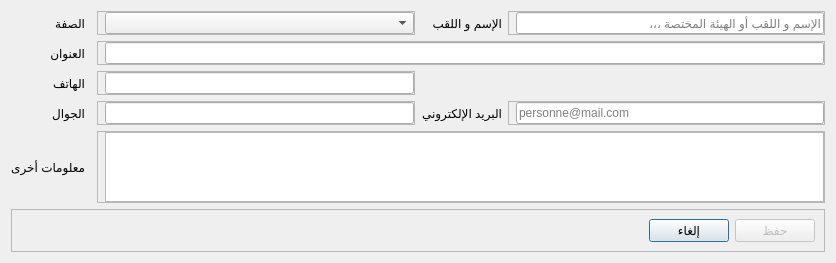
First picture: the form in ui/widgets/form_client.ui, repository dukehub/baillif_app_v2, before the edit.
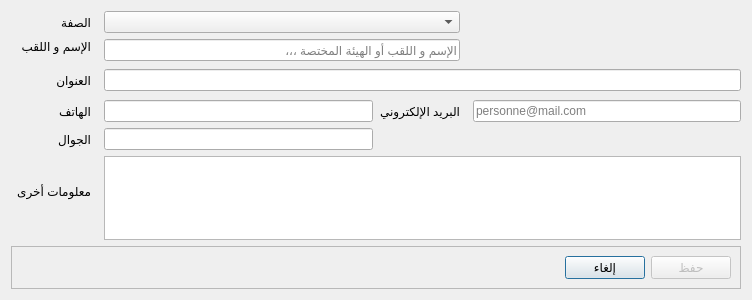
Second picture: the form after the edit. Icons and pictures are not drawn.

What changed in the file:
```diff
--- a/ui/widgets/form_client.ui
+++ b/ui/widgets/form_client.ui
@@ -6,8 +6,8 @@
    <rect>
     <x>0</x>
     <y>0</y>
-    <width>836</width>
-    <height>263</height>
+    <width>752</width>
+    <height>300</height>
    </rect>
   </property>
   <property name="windowTitle">
@@ -18,244 +18,178 @@
     <normaloff>:/icons/icons/users.png</normaloff>:/icons/icons/users.png</iconset>
   </property>
   <layout class="QGridLayout" name="gridLayout">
-   <item row="7" column="0">
-    <widget class="QLabel" name="label_6">
-     <property name="text">
-      <string>الجوال</string>
-     </property>
-    </widget>
-   </item>
-   <item row="4" column="2">
-    <widget class="QFrame" name="frame_6">
-     <property name="frameShape">
-      <enum>QFrame::Shape::StyledPanel</enum>
-     </property>
-     <property name="frameShadow">
-      <enum>QFrame::Shadow::Raised</enum>
-     </property>
-     <layout class="QHBoxLayout" name="horizontalLayout_6">
-      <property name="spacing">
-       <number>0</number>
-      </property>
-      <property name="leftMargin">
-       <number>0</number>
-      </property>
-      <property name="topMargin">
-       <number>0</number>
-      </property>
-      <property name="rightMargin">
-       <number>0</number>
-      </property>
-      <property name="bottomMargin">
-       <number>0</number>
-      </property>
-      <item>
-       <widget class="QLabel" name="error_phone">
-        <property name="text">
-         <string/>
-        </property>
-       </widget>
-      </item>
-      <item>
-       <widget class="QLineEdit" name="le_phone">
-        <property name="inputMask">
-         <string>999 99 99 99</string>
-        </property>
-        <property name="placeholderText">
-         <string>xxx xx xx xx</string>
-        </property>
-       </widget>
-      </item>
-     </layout>
-    </widget>
-   </item>
-   <item row="4" column="0">
-    <widget class="QLabel" name="label_4">
-     <property name="text">
-      <string>الهاتف</string>
-     </property>
-    </widget>
-   </item>
-   <item row="1" column="2">
-    <widget class="QFrame" name="frame_2">
-     <property name="frameShape">
-      <enum>QFrame::Shape::StyledPanel</enum>
-     </property>
-     <property name="frameShadow">
-      <enum>QFrame::Shadow::Raised</enum>
-     </property>
-     <layout class="QHBoxLayout" name="horizontalLayout_2">
-      <property name="spacing">
-       <number>0</number>
-      </property>
-      <property name="leftMargin">
-       <number>0</number>
-      </property>
-      <property name="topMargin">
-       <number>0</number>
-      </property>
-      <property name="rightMargin">
-       <number>0</number>
-      </property>
-      <property name="bottomMargin">
-       <number>0</number>
-      </property>
-      <item>
-       <widget class="QLabel" name="error_legal_status">
-        <property name="text">
-         <string/>
-        </property>
-       </widget>
-      </item>
-      <item>
-       <widget class="QComboBox" name="cb_legal_status">
-        <property name="sizePolicy">
-         <sizepolicy hsizetype="Expanding" vsizetype="Fixed">
-          <horstretch>0</horstretch>
-          <verstretch>0</verstretch>
-         </sizepolicy>
-        </property>
-        <property name="placeholderText">
-         <string>تحـديد الصفة ،،،</string>
-        </property>
-       </widget>
-      </item>
-     </layout>
-    </widget>
-   </item>
-   <item row="1" column="0">
-    <widget class="QLabel" name="label">
+   <item row="0" column="1">
+    <widget class="QLabel" name="label_12">
      <property name="text">
       <string>الصفة</string>
      </property>
     </widget>
    </item>
-   <item row="1" column="3">
-    <widget class="QLabel" name="label_2">
+   <item row="6" column="4">
+    <layout class="QHBoxLayout" name="horizontalLayout_7">
+     <property name="spacing">
+      <number>0</number>
+     </property>
+     <item>
+      <widget class="QLabel" name="error_mail">
+       <property name="text">
+        <string/>
+       </property>
+      </widget>
+     </item>
+     <item>
+      <widget class="QLineEdit" name="le_mail">
+       <property name="text">
+        <string/>
+       </property>
+       <property name="maxLength">
+        <number>32767</number>
+       </property>
+       <property name="placeholderText">
+        <string>personne@mail.com</string>
+       </property>
+      </widget>
+     </item>
+    </layout>
+   </item>
+   <item row="9" column="1" rowspan="2">
+    <widget class="QLabel" name="label_9">
+     <property name="text">
+      <string>معلومات أخرى</string>
+     </property>
+    </widget>
+   </item>
+   <item row="8" column="2" rowspan="2">
+    <layout class="QHBoxLayout" name="horizontalLayout_4">
+     <property name="spacing">
+      <number>0</number>
+     </property>
+     <item>
+      <widget class="QLabel" name="error_mobile">
+       <property name="text">
+        <string/>
+       </property>
+      </widget>
+     </item>
+     <item>
+      <widget class="QLineEdit" name="le_mobile">
+       <property name="inputMask">
+        <string>9999 99 99 99</string>
+       </property>
+       <property name="placeholderText">
+        <string>9999 99 99 99</string>
+       </property>
+      </widget>
+     </item>
+    </layout>
+   </item>
+   <item row="8" column="0" rowspan="2" colspan="2">
+    <widget class="QLabel" name="label_14">
+     <property name="text">
+      <string>الجوال</string>
+     </property>
+    </widget>
+   </item>
+   <item row="4" column="1">
+    <widget class="QLabel" name="label_11">
+     <property name="text">
+      <string>العنوان</string>
+     </property>
+    </widget>
+   </item>
+   <item row="0" column="2" colspan="2">
+    <layout class="QHBoxLayout" name="horizontalLayout_9">
+     <property name="spacing">
+      <number>0</number>
+     </property>
+     <item>
+      <widget class="QLabel" name="error_legal_status">
+       <property name="text">
+        <string/>
+       </property>
+      </widget>
+     </item>
+     <item>
+      <widget class="QComboBox" name="cb_legal_status">
+       <property name="sizePolicy">
+        <sizepolicy hsizetype="Expanding" vsizetype="Fixed">
+         <horstretch>0</horstretch>
+         <verstretch>0</verstretch>
+        </sizepolicy>
+       </property>
+       <property name="placeholderText">
+        <string>تحـديد الصفة ،،،</string>
+       </property>
+      </widget>
+     </item>
+    </layout>
+   </item>
+   <item row="3" column="2" rowspan="3" colspan="3">
+    <layout class="QHBoxLayout" name="horizontalLayout_10">
+     <property name="spacing">
+      <number>0</number>
+     </property>
+     <item>
+      <widget class="QLabel" name="error_address">
+       <property name="text">
+        <string/>
+       </property>
+      </widget>
+     </item>
+     <item>
+      <widget class="QLineEdit" name="le_address"/>
+     </item>
+    </layout>
+   </item>
+   <item row="1" column="2" rowspan="2" colspan="2">
+    <layout class="QHBoxLayout" name="horizontalLayout_6">
+     <property name="spacing">
+      <number>0</number>
+     </property>
+     <item>
+      <widget class="QLabel" name="error_full_name">
+       <property name="text">
+        <string/>
+       </property>
+      </widget>
+     </item>
+     <item>
+      <widget class="QLineEdit" name="le_full_name">
+       <property name="placeholderText">
+        <string>الإسم و اللقب أو الهيئة المختصة ،،،</string>
+       </property>
+      </widget>
+     </item>
+    </layout>
+   </item>
+   <item row="1" column="1">
+    <widget class="QLabel" name="label_15">
      <property name="text">
       <string>الإسم و اللقب</string>
      </property>
     </widget>
    </item>
-   <item row="7" column="3">
-    <widget class="QLabel" name="label_5">
+   <item row="11" column="2">
+    <spacer name="verticalSpacer">
+     <property name="orientation">
+      <enum>Qt::Orientation::Vertical</enum>
+     </property>
+     <property name="sizeHint" stdset="0">
+      <size>
+       <width>20</width>
+       <height>40</height>
+      </size>
+     </property>
+    </spacer>
+   </item>
+   <item row="6" column="3">
+    <widget class="QLabel" name="label_10">
      <property name="text">
       <string>البريد الإلكتروني</string>
      </property>
     </widget>
    </item>
-   <item row="7" column="2">
-    <widget class="QFrame" name="frame_7">
-     <property name="sizePolicy">
-      <sizepolicy hsizetype="Expanding" vsizetype="Preferred">
-       <horstretch>0</horstretch>
-       <verstretch>0</verstretch>
-      </sizepolicy>
-     </property>
-     <property name="frameShape">
-      <enum>QFrame::Shape::StyledPanel</enum>
-     </property>
-     <property name="frameShadow">
-      <enum>QFrame::Shadow::Raised</enum>
-     </property>
-     <layout class="QHBoxLayout" name="horizontalLayout_7">
-      <property name="spacing">
-       <number>0</number>
-      </property>
-      <property name="leftMargin">
-       <number>0</number>
-      </property>
-      <property name="topMargin">
-       <number>0</number>
-      </property>
-      <property name="rightMargin">
-       <number>0</number>
-      </property>
-      <property name="bottomMargin">
-       <number>0</number>
-      </property>
-      <item>
-       <widget class="QLabel" name="error_mobile">
-        <property name="text">
-         <string/>
-        </property>
-       </widget>
-      </item>
-      <item>
-       <widget class="QLineEdit" name="le_mobile">
-        <property name="inputMask">
-         <string>9999 99 99 99</string>
-        </property>
-        <property name="placeholderText">
-         <string>9999 99 99 99</string>
-        </property>
-       </widget>
-      </item>
-     </layout>
-    </widget>
-   </item>
-   <item row="3" column="0">
-    <widget class="QLabel" name="label_3">
-     <property name="text">
-      <string>العنوان</string>
-     </property>
-    </widget>
-   </item>
-   <item row="7" column="4">
-    <widget class="QFrame" name="frame_5">
-     <property name="frameShape">
-      <enum>QFrame::Shape::StyledPanel</enum>
-     </property>
-     <property name="frameShadow">
-      <enum>QFrame::Shadow::Raised</enum>
-     </property>
-     <layout class="QHBoxLayout" name="horizontalLayout_5">
-      <property name="spacing">
-       <number>0</number>
-      </property>
-      <property name="leftMargin">
-       <number>0</number>
-      </property>
-      <property name="topMargin">
-       <number>0</number>
-      </property>
-      <property name="rightMargin">
-       <number>0</number>
-      </property>
-      <property name="bottomMargin">
-       <number>0</number>
-      </property>
-      <item>
-       <widget class="QLabel" name="error_mail">
-        <property name="text">
-         <string/>
-        </property>
-       </widget>
-      </item>
-      <item>
-       <widget class="QLineEdit" name="le_mail">
-        <property name="text">
-         <string/>
-        </property>
-        <property name="maxLength">
-         <number>32767</number>
-        </property>
-        <property name="placeholderText">
-         <string>personne@mail.com</string>
-        </property>
-       </widget>
-      </item>
-     </layout>
-    </widget>
-   </item>
-   <item row="11" column="0">
-    <widget class="QLabel" name="label_7">
-     <property name="text">
-      <string>معلومات أخرى</string>
-     </property>
-    </widget>
-   </item>
-   <item row="16" column="0" colspan="5">
+   <item row="12" column="0" colspan="5">
     <widget class="QFrame" name="frame">
      <property name="frameShape">
       <enum>QFrame::Shape::StyledPanel</enum>
@@ -297,139 +231,59 @@
      </layout>
     </widget>
    </item>
-   <item row="12" column="4">
-    <spacer name="verticalSpacer">
-     <property name="orientation">
-      <enum>Qt::Orientation::Vertical</enum>
+   <item row="10" column="2" colspan="3">
+    <layout class="QHBoxLayout" name="horizontalLayout_3">
+     <property name="spacing">
+      <number>0</number>
      </property>
-     <property name="sizeHint" stdset="0">
-      <size>
-       <width>20</width>
-       <height>40</height>
-      </size>
-     </property>
-    </spacer>
+     <item>
+      <widget class="QLabel" name="error_notes">
+       <property name="text">
+        <string/>
+       </property>
+      </widget>
+     </item>
+     <item>
+      <widget class="QTextEdit" name="txe_notes">
+       <property name="sizePolicy">
+        <sizepolicy hsizetype="Expanding" vsizetype="Expanding">
+         <horstretch>0</horstretch>
+         <verstretch>0</verstretch>
+        </sizepolicy>
+       </property>
+      </widget>
+     </item>
+    </layout>
    </item>
-   <item row="1" column="4">
-    <widget class="QFrame" name="frame_3">
-     <property name="frameShape">
-      <enum>QFrame::Shape::StyledPanel</enum>
+   <item row="6" column="2">
+    <layout class="QHBoxLayout" name="horizontalLayout_2">
+     <property name="spacing">
+      <number>0</number>
      </property>
-     <property name="frameShadow">
-      <enum>QFrame::Shadow::Raised</enum>
-     </property>
-     <layout class="QHBoxLayout" name="horizontalLayout_3">
-      <property name="spacing">
-       <number>0</number>
-      </property>
-      <property name="leftMargin">
-       <number>0</number>
-      </property>
-      <property name="topMargin">
-       <number>0</number>
-      </property>
-      <property name="rightMargin">
-       <number>0</number>
-      </property>
-      <property name="bottomMargin">
-       <number>0</number>
-      </property>
-      <item>
-       <widget class="QLabel" name="error_full_name">
-        <property name="text">
-         <string/>
-        </property>
-       </widget>
-      </item>
-      <item>
-       <widget class="QLineEdit" name="le_full_name">
-        <property name="placeholderText">
-         <string>الإسم و اللقب أو الهيئة المختصة ،،،</string>
-        </property>
-       </widget>
-      </item>
-     </layout>
-    </widget>
+     <item>
+      <widget class="QLabel" name="error_phone">
+       <property name="text">
+        <string/>
+       </property>
+      </widget>
+     </item>
+     <item>
+      <widget class="QLineEdit" name="le_phone">
+       <property name="inputMask">
+        <string>999 99 99 99</string>
+       </property>
+       <property name="placeholderText">
+        <string>xxx xx xx xx</string>
+       </property>
+      </widget>
+     </item>
+    </layout>
    </item>
-   <item row="3" column="2" colspan="3">
-    <widget class="QFrame" name="frame_4">
-     <property name="frameShape">
-      <enum>QFrame::Shape::StyledPanel</enum>
+   <item row="6" column="1">
+    <widget class="QLabel" name="label_13">
+     <property name="text">
+      <string>الهاتف</string>
      </property>
-     <property name="frameShadow">
-      <enum>QFrame::Shadow::Raised</enum>
-     </property>
-     <layout class="QHBoxLayout" name="horizontalLayout_4">
-      <property name="spacing">
-       <number>0</number>
-      </property>
-      <property name="leftMargin">
-       <number>0</number>
-      </property>
-      <property name="topMargin">
-       <number>0</number>
-      </property>
-      <property name="rightMargin">
-       <number>0</number>
-      </property>
-      <property name="bottomMargin">
-       <number>0</number>
-      </property>
-      <item>
-       <widget class="QLabel" name="error_address">
-        <property name="text">
-         <string/>
-        </property>
-       </widget>
-      </item>
-      <item>
-       <widget class="QLineEdit" name="le_address"/>
-      </item>
-     </layout>
-    </widget>
-   </item>
-   <item row="11" column="2" colspan="3">
-    <widget class="QFrame" name="frame_8">
-     <property name="frameShape">
-      <enum>QFrame::Shape::StyledPanel</enum>
-     </property>
-     <property name="frameShadow">
-      <enum>QFrame::Shadow::Raised</enum>
-     </property>
-     <layout class="QHBoxLayout" name="horizontalLayout_8">
-      <property name="spacing">
-       <number>0</number>
-      </property>
-      <property name="leftMargin">
-       <number>0</number>
-      </property>
-      <property name="topMargin">
-       <number>0</number>
-      </property>
-      <property name="rightMargin">
-       <number>0</number>
-      </property>
-      <property name="bottomMargin">
-       <number>0</number>
-      </property>
-      <item>
-       <widget class="QLabel" name="error_notes">
-        <property name="text">
-         <string/>
-        </property>
-       </widget>
-      </item>
-      <item>
-       <widget class="QTextEdit" name="txe_notes">
-        <property name="sizePolicy">
-         <sizepolicy hsizetype="Expanding" vsizetype="Expanding">
-          <horstretch>0</horstretch>
-          <verstretch>0</verstretch>
-         </sizepolicy>
-        </property>
-       </widget>
-      </item>
-     </layout>
     </widget>
    </item>
   </layout>
```
